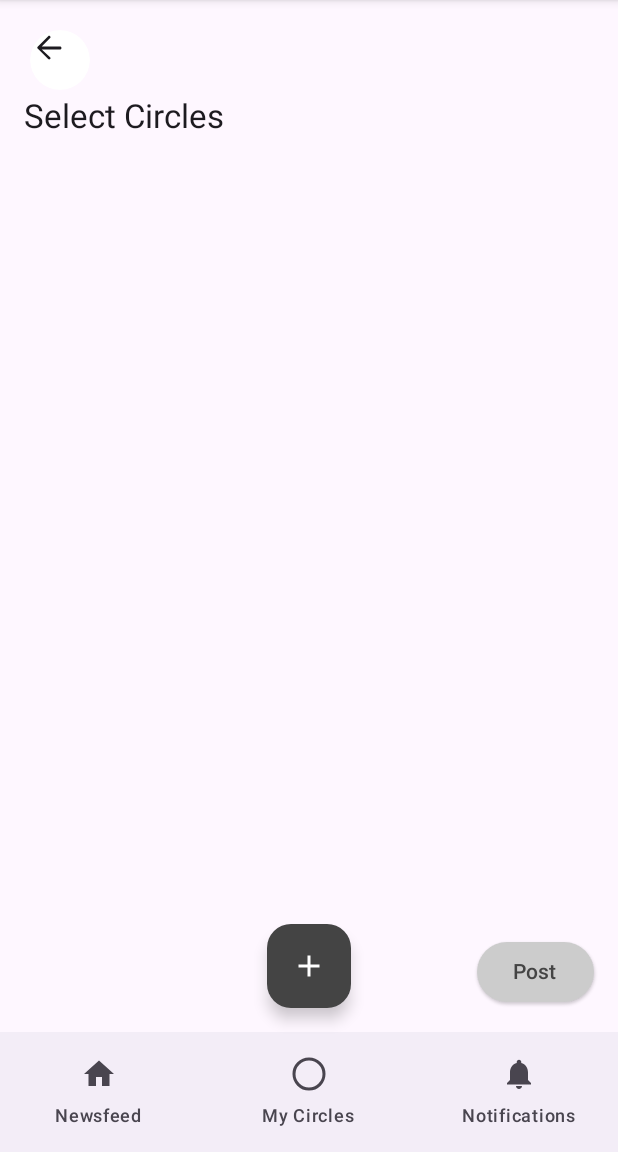
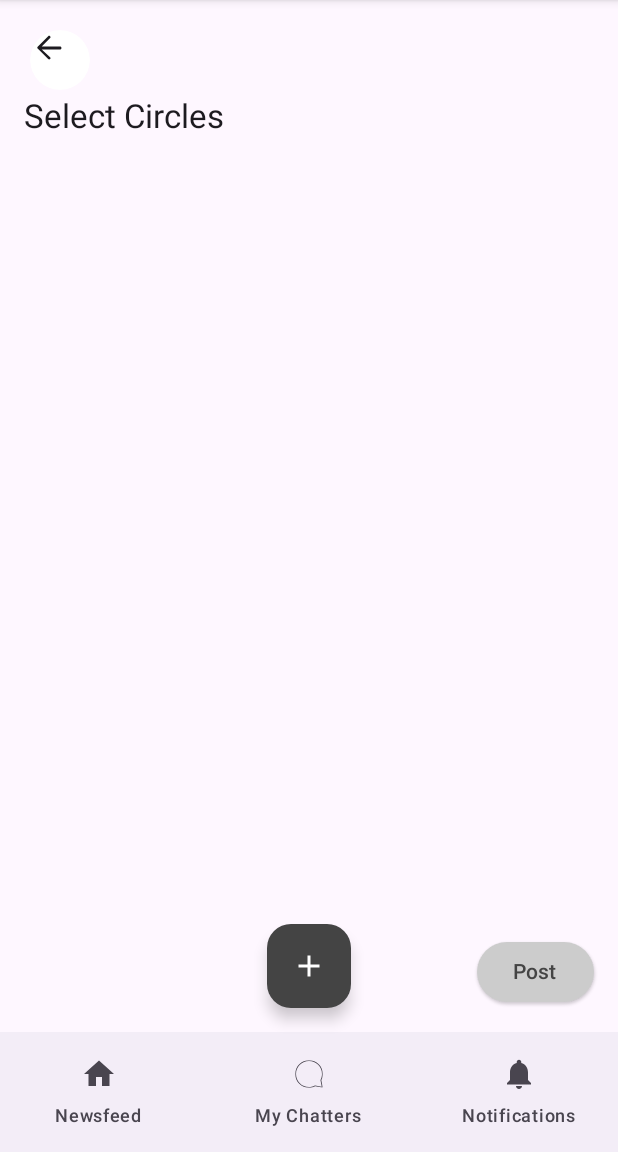
Before and after one commit to KatieLonsdale/circles_fe, an Android app built with Jetpack Compose: the MainScreen screen opened through its navigation route, after a tap on "Next", on a phone screen of 412 x 824 dp, the part 84-1236 px from its top. Run offline under Robolectric (Android 15) with nearby library versions, the phone set to English and light mode, and no system bars; pictures from the network do not load; 1 statement that could not run was skipped; 2 other taps on this screen came first.

Commit message:
remove unnecessary code, update tab name

```diff
--- a/app/src/main/java/com/example/innercircles/ui/MainScreen.kt
+++ b/app/src/main/java/com/example/innercircles/ui/MainScreen.kt
@@ -1,7 +1,5 @@
 package com.example.innercircles.ui
 
-import androidx.compose.foundation.layout.Box
-import androidx.compose.foundation.layout.fillMaxSize
 import androidx.compose.foundation.layout.padding
 import androidx.compose.material.icons.Icons
 import androidx.compose.material.icons.filled.Add
@@ -9,13 +7,9 @@ import androidx.compose.material3.*
 import androidx.compose.runtime.Composable
 import androidx.compose.runtime.collectAsState
 import androidx.compose.runtime.getValue
-import androidx.compose.runtime.mutableStateOf
-import androidx.compose.runtime.remember
-import androidx.compose.runtime.setValue
 import androidx.compose.ui.Modifier
 import androidx.compose.ui.graphics.Color
 import androidx.compose.ui.res.painterResource
-import androidx.compose.ui.tooling.preview.Preview
 import androidx.navigation.NavDestination.Companion.hierarchy
 import androidx.navigation.NavGraph.Companion.findStartDestination
 import androidx.navigation.compose.NavHost
@@ -146,7 +140,6 @@ fun MainScreen(
             composable(route = InnerCirclesScreen.SelectCircles.name) {
                 SelectCirclesScreen(
                     newPostUiState = newPostUiState,
-                    setCircles = { newPostViewModel.setCircleIds(it) },
                     onClickPost = {
                         newPostViewModel.resetNewPost()
                         navController.navigate(Screen.Newsfeed.route)
@@ -186,8 +179,6 @@ fun MainScreen(
 
 sealed class Screen(val route: String, val iconResourceId: Int) {
     object Newsfeed : Screen("Newsfeed", R.drawable.ic_home_black_24dp)
-    object MyCircles : Screen("My Circles", R.drawable.ic_my_circles_black_24dp)
+    object MyCircles : Screen("My Chatters", R.drawable.ic_my_chatters_icon_24dp)
     object Notifications : Screen("Notifications", R.drawable.ic_notifications_black_24dp)
 }
-
-//todo: nav bar should not be visible when user is not signed or signed up
```
